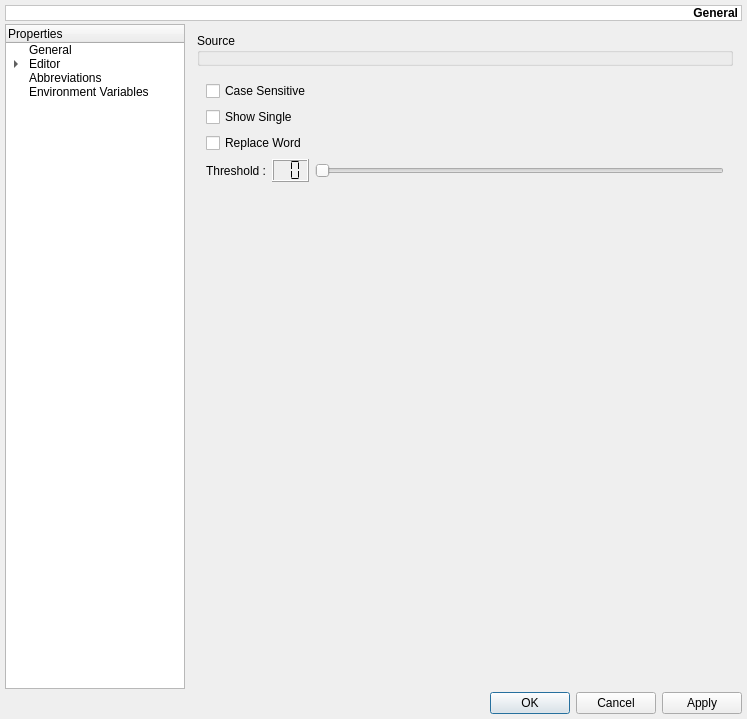
First picture: the form in mks/ui/UISettings.ui, repository andreikop/enki, before the edit.
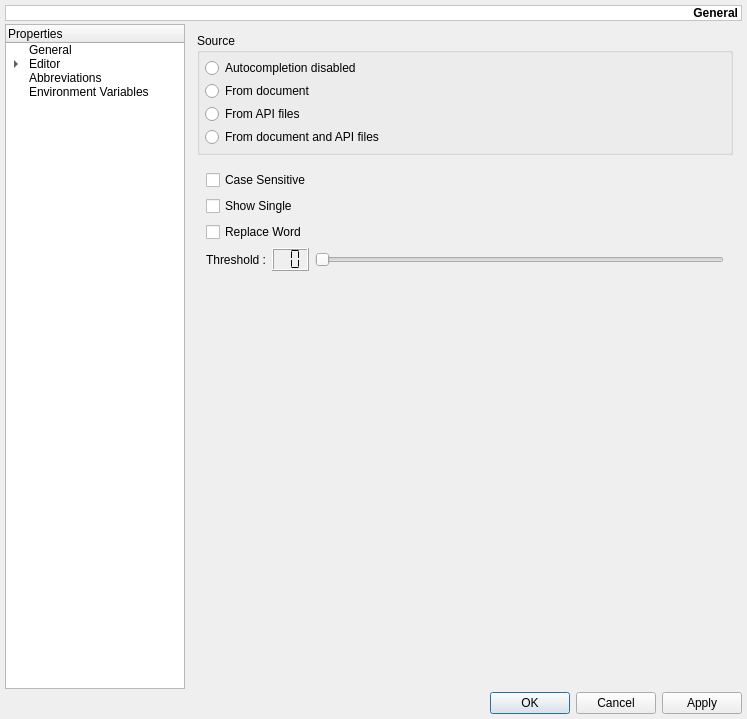
Second picture: the form after the edit. Custom widgets are drawn as their Qt base class.

Commit message: Autocompletion settings works

What changed in the file:
```diff
--- a/mks/ui/UISettings.ui
+++ b/mks/ui/UISettings.ui
@@ -617,13 +617,41 @@
          <property name="title">
           <string>Source</string>
          </property>
-         <layout class="QHBoxLayout">
+         <layout class="QVBoxLayout" name="verticalLayout_4">
           <property name="spacing">
            <number>3</number>
           </property>
           <property name="margin">
            <number>5</number>
           </property>
+          <item>
+           <widget class="QRadioButton" name="rbNone">
+            <property name="text">
+             <string>Autocompletion disabled</string>
+            </property>
+           </widget>
+          </item>
+          <item>
+           <widget class="QRadioButton" name="rbDocument">
+            <property name="text">
+             <string>From document</string>
+            </property>
+           </widget>
+          </item>
+          <item>
+           <widget class="QRadioButton" name="rbApi">
+            <property name="text">
+             <string>From API files</string>
+            </property>
+           </widget>
+          </item>
+          <item>
+           <widget class="QRadioButton" name="rbFromBoth">
+            <property name="text">
+             <string>From document and API files</string>
+            </property>
+           </widget>
+          </item>
          </layout>
         </widget>
        </item>
```
Left out of the diff: 3 changed lines with no effect on the pictures. The commit also changes 1 other file.
